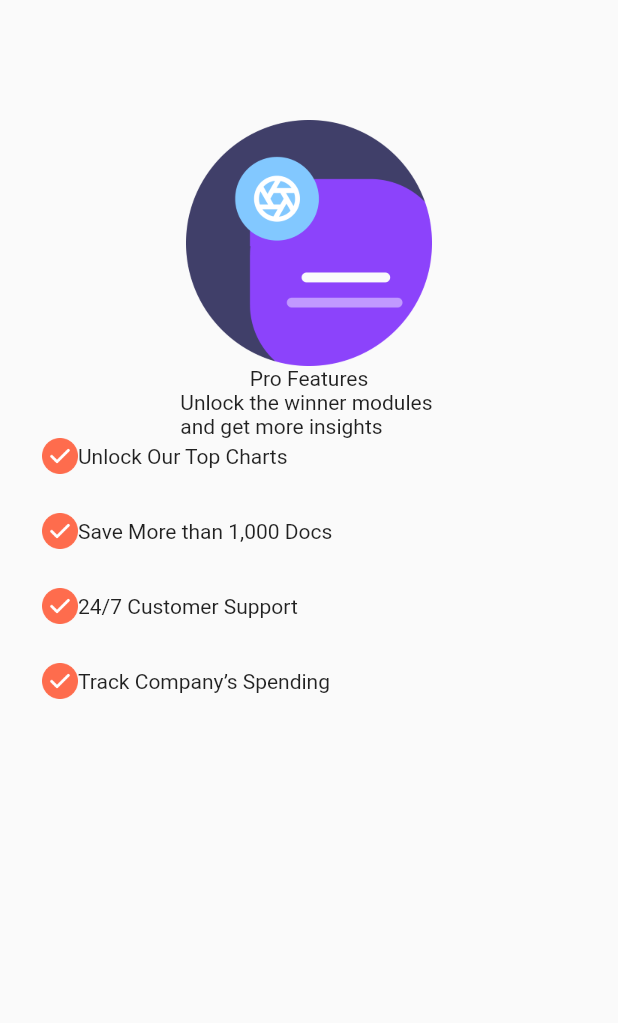
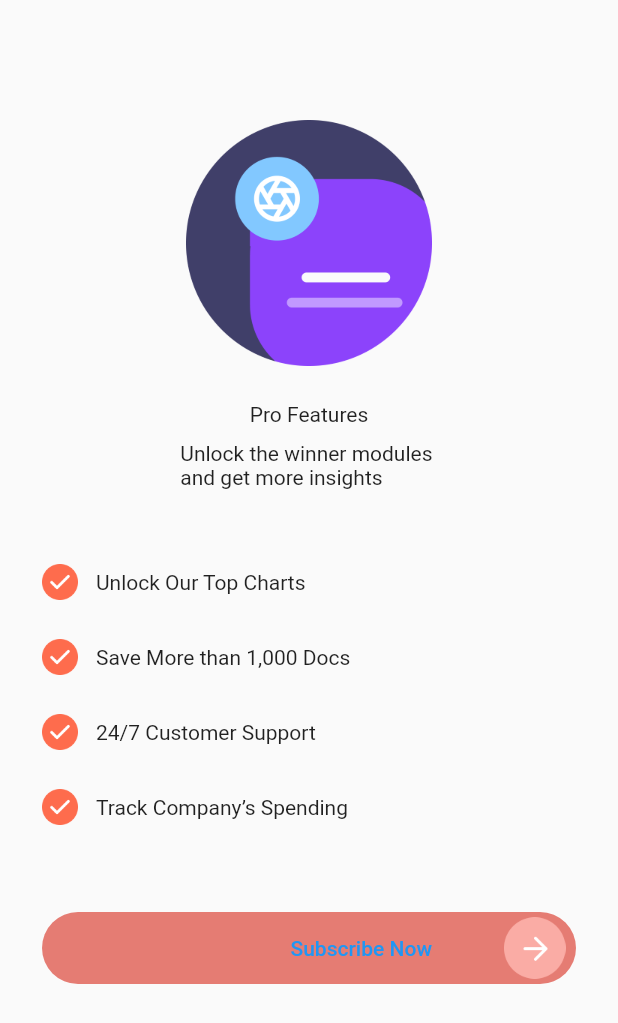
Before and after one commit to nandaarya/seven_days_challange, a Flutter app: the screen it shows after launch, on a phone screen of 412 x 824 dp. Shown: the top 1023 px of the screen. Run offline on Flutter 3.47's test engine with Material 2 defaults, Android fonts, the phone set to English and light mode, and no system bars; our stand-ins replace google_fonts.

Commit message:
add space and button

```diff
--- a/lib/pages/second_pricing.dart
+++ b/lib/pages/second_pricing.dart
@@ -11,38 +11,79 @@ class SecondPricingScreen extends StatelessWidget {
         child: Column(
           children: [
             Image.asset('assets/images/pricing2.png', width: 164, height: 164),
+            SizedBox(height: 24),
             Text('Pro Features'),
+            SizedBox(height: 10),
             Text('Unlock the winner modules \nand get more insights'),
+            SizedBox(height: 50),
             Column(
               children: [
                 Row(
                   children: [
-                    Image.asset('assets/images/ic_check_pricing2.png', width: 24, height: 24,),
+                    Image.asset(
+                      'assets/images/ic_check_pricing2.png',
+                      width: 24,
+                      height: 24,
+                    ),
+                    SizedBox(width: 12),
                     Text('Unlock Our Top Charts'),
                   ],
                 ),
                 SizedBox(height: 26),
                 Row(
                   children: [
-                    Image.asset('assets/images/ic_check_pricing2.png', width: 24, height: 24,),
+                    Image.asset(
+                      'assets/images/ic_check_pricing2.png',
+                      width: 24,
+                      height: 24,
+                    ),
+                    SizedBox(width: 12),
                     Text('Save More than 1,000 Docs'),
                   ],
                 ),
                 SizedBox(height: 26),
                 Row(
                   children: [
-                    Image.asset('assets/images/ic_check_pricing2.png', width: 24, height: 24,),
+                    Image.asset(
+                      'assets/images/ic_check_pricing2.png',
+                      width: 24,
+                      height: 24,
+                    ),
+                    SizedBox(width: 12),
                     Text('24/7 Customer Support'),
                   ],
                 ),
                 SizedBox(height: 26),
                 Row(
                   children: [
-                    Image.asset('assets/images/ic_check_pricing2.png', width: 24, height: 24,),
+                    Image.asset(
+                      'assets/images/ic_check_pricing2.png',
+                      width: 24,
+                      height: 24,
+                    ),
+                    SizedBox(width: 12),
                     Text('Track Company’s Spending'),
                   ],
                 ),
               ],
+            ),
+            SizedBox(height: 58),
+            Container(
+              decoration: BoxDecoration(
+                color: Color(0xffE57C73),
+                borderRadius: BorderRadius.circular(31),
+              ),
+              child: Padding(
+                padding: const EdgeInsets.only(left: 7, right: 7),
+                child: Row(
+                  mainAxisAlignment: MainAxisAlignment.end,
+                  children: [
+                    TextButton(onPressed: () {}, child: Text('Subscribe Now')),
+                    SizedBox(width: 40),
+                    Image.asset('assets/images/btn_arrow_pricing2.png', width: 41, height: 41,),
+                  ],
+                ),
+              ),
             ),
           ],
         ),
```
